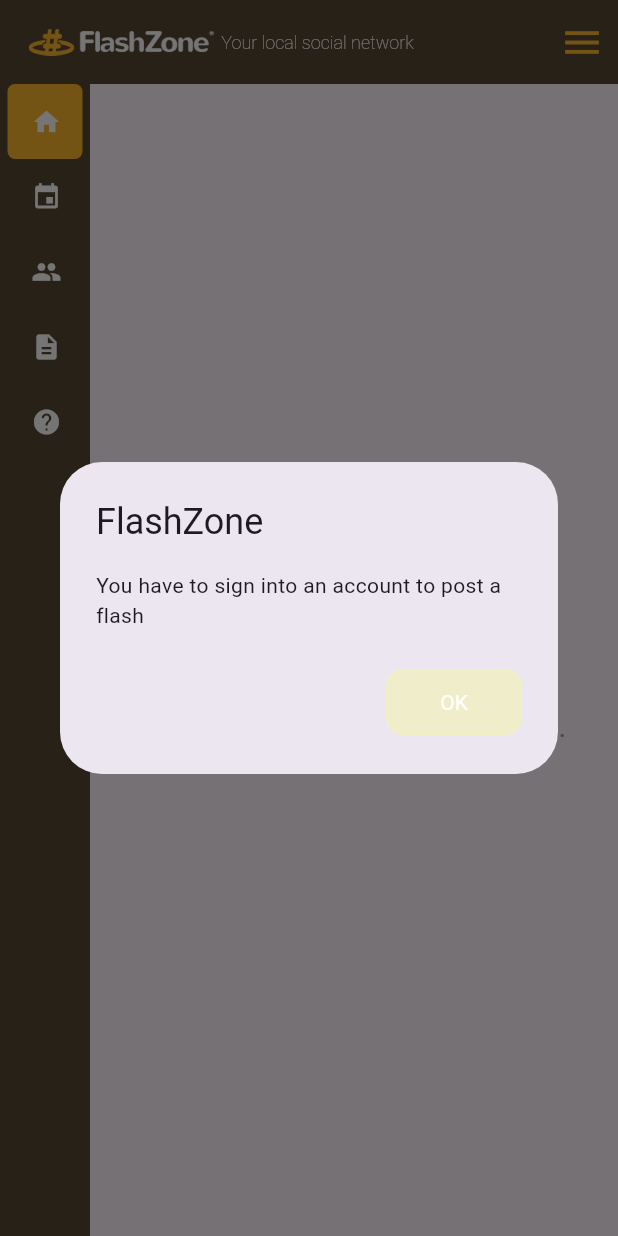
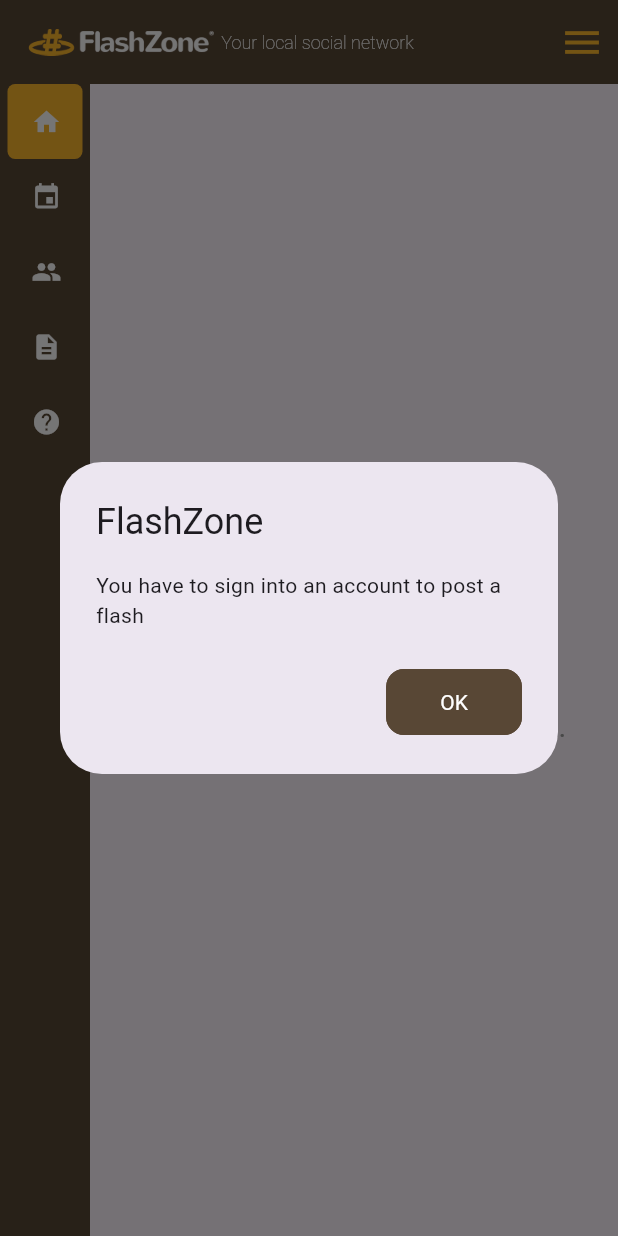
Before and after one commit to anivader1789/flashzone_web, a Flutter app: the screen it shows after launch, after a tap on the "menu" icon, after a tap on "Post", on a phone screen of 412 x 824 dp. Run offline on Flutter 3.47's test engine with Material 3 defaults, Android fonts, the phone set to English and light mode, and no system bars; drawn by our look-alikes of easy_sidemenu; our stand-ins replace calendar_view, cloud_firestore, firebase_auth, firebase_core, firebase_storage, flutter_riverpod and 6 more; missing offline and left inert: context_menus, detectable_text_field, fwfh_webview, geoflutterfire_plus, google_sign_in_platform_interface, google_sign_in_web and 1 more; accounts and stored records are empty.

Commit message:
bug fixes from trello - flash disappearing, bigger bio field, error alert on flash compose, etc

```diff
--- a/lib/src/helpers/packages.dart
+++ b/lib/src/helpers/packages.dart
@@ -176,7 +176,7 @@
               onPressed: () {
                 Navigator.of(ctx).pop();
               },
-              bgColor: Constants.lightColor()
+              bgColor: Constants.bgColor()
             ),
           ],
         ));
--- a/lib/src/screens/flash_detail_screen.dart
+++ b/lib/src/screens/flash_detail_screen.dart
@@ -227,7 +227,7 @@
               children: [
                 FZText(text: widget.flash!.user.name, style: FZTextStyle.headline, onTap: profileNavigate,),
                 horizontal(),
-                FZText(text: "@${widget.flash!.user.username}", style: collapse? FZTextStyle.smallsubheading: FZTextStyle.subheading, color: Colors.grey,),
+                FZText(text: "@${widget.flash!.user.username}", style: collapse? FZTextStyle.smallsubheading: FZTextStyle.subheading, color: Colors.grey, onTap: profileNavigate),
               ],
             ),
             //vertical(),
--- a/lib/src/screens/main_feed.dart
+++ b/lib/src/screens/main_feed.dart
@@ -137,22 +137,27 @@
                 child: SizedBox(
                     //width: MediaQuery.of(context).size.width / 3,
                     height: 45,
-                    child: RoundedSearchInput(
-                      textController: searchController,
-                      hintText: "search Flashzone")
-                    //  TextField(
-                    //         //onChanged: _search,
-                    //         controller: searchController,
-                    //         cursorColor: Constants.primaryColor(),
-                    //         style: const TextStyle(fontSize: 12),
-                    //         decoration: InputDecoration(
-                    //           border: OutlineInputBorder(borderRadius: BorderRadius.circular(10.0),),
-                    //           hintText: 'search FlashZone',
-                    //           fillColor: Colors.white70,
-                    //           filled: true,
+                    child:
+                    // RoundedSearchInput(
+                    //   textController: searchController,
+                    //   hintText: "search Flashzone",
+                    //   )
+                     TextField(
+                            //onChanged: _search,
+                            onSubmitted: (value) {
+                              searchFlashes(value);
+                            },
+                            controller: searchController,
+                            cursorColor: Constants.primaryColor(),
+                            style: const TextStyle(fontSize: 12),
+                            decoration: InputDecoration(
+                              border: OutlineInputBorder(borderRadius: BorderRadius.circular(10.0),),
+                              hintText: 'search FlashZone',
+                              fillColor: Colors.white70,
+                              filled: true,
 
-                    //         ),
-                    //       ),
+                            ),
+                          ),
                   ),
               ),
                 horizontal(),
--- a/lib/src/screens/subviews/flash_view.dart
+++ b/lib/src/screens/subviews/flash_view.dart
@@ -131,7 +131,7 @@
               children: [
                 FZText(text: widget.flash.user.name, style: FZTextStyle.headline, onTap: profileNavigate,),
                 horizontal(),
-                FZText(text: "@${widget.flash.user.username}", style: collapse? FZTextStyle.smallsubheading: FZTextStyle.subheading, color: Colors.grey,),
+                FZText(text: "@${widget.flash.user.username}", style: collapse? FZTextStyle.smallsubheading: FZTextStyle.subheading, color: Colors.grey, onTap: profileNavigate),
               ],
             ),
             //vertical(),
--- a/lib/src/screens/write_flash.dart
+++ b/lib/src/screens/write_flash.dart
@@ -330,10 +330,13 @@
 
   bool validate() {
     if(detectableController.text.isEmpty) {
+      Helpers.showDialogWithMessage(ctx: context, msg: "Please write something to post");
       return false;
     } else if(detectableController.text.length > kMaxChars) {
+      Helpers.showDialogWithMessage(ctx: context, msg: "Flash content cannot be more than $kMaxChars characters");
       return false;
     } else if(Helpers.allFlashTagsInText(detectableController.text).isEmpty) {
+      Helpers.showDialogWithMessage(ctx: context, msg: "Please add at least one flashtag to your post");
       return false;
     }
 
```
Also changed, not shown: lib/src/backend/backend_service.dart (+10 -3 lines), lib/src/model/flash.dart (+9 -0 lines), lib/src/screens/account_screen.dart (+6 -4 lines).
